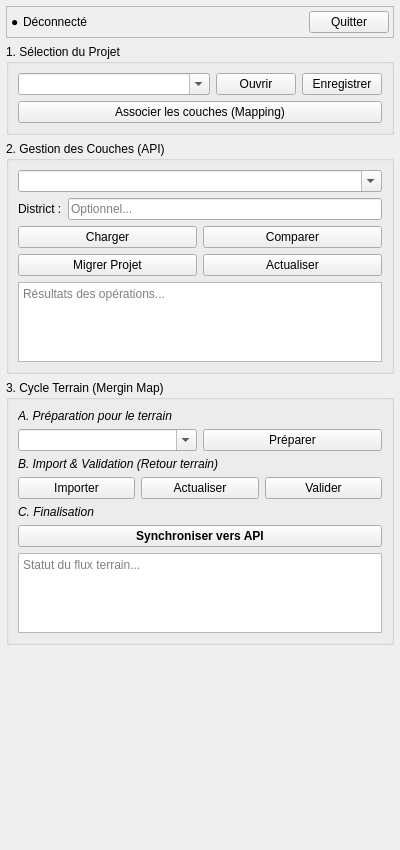
Before: the Qt Designer form mrv_teraka_dockwidget_base.ui in johrosa/mrv_teraka, drawn with Qt 5.
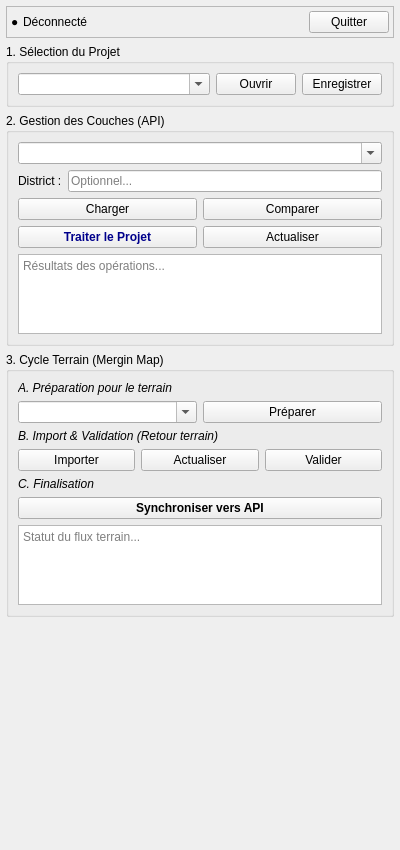
After: the same form once the commit is applied.

The edit to the form file:
```diff
--- a/mrv_teraka_dockwidget_base.ui
+++ b/mrv_teraka_dockwidget_base.ui
@@ -141,13 +141,6 @@
          </item>
         </layout>
        </item>
-       <item>
-        <widget class="QPushButton" name="mapLayersButton">
-         <property name="text">
-          <string>Associer les couches (Mapping)</string>
-         </property>
-        </widget>
-       </item>
       </layout>
      </widget>
     </item>
@@ -204,9 +197,12 @@
           </widget>
          </item>
          <item row="1" column="0">
-          <widget class="QPushButton" name="pushProjectButton">
+          <widget class="QPushButton" name="processProjectButton">
+           <property name="styleSheet">
+            <string notr="true">font-weight: bold; color: darkblue;</string>
+           </property>
            <property name="text">
-            <string>Migrer Projet</string>
+            <string>Traiter le Projet</string>
            </property>
           </widget>
          </item>
```
